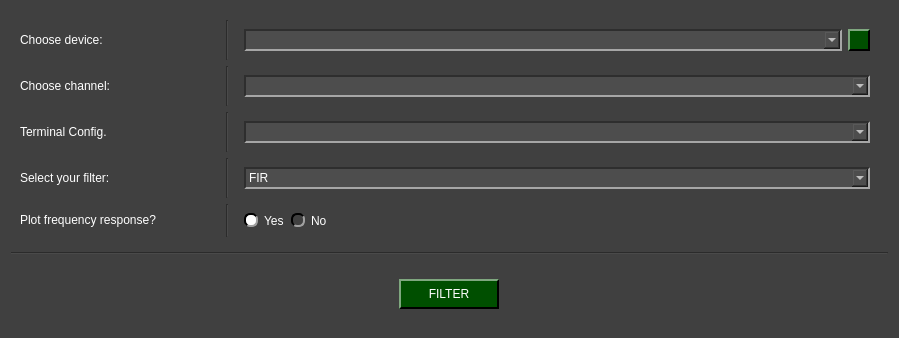
This is pydaq/uis/PYDAQ_Digital_filterss_NIDAQ_widget.ui in viniciusfs14/pydaq-1 as Qt 5 draws it before an edit. The edited form follows.
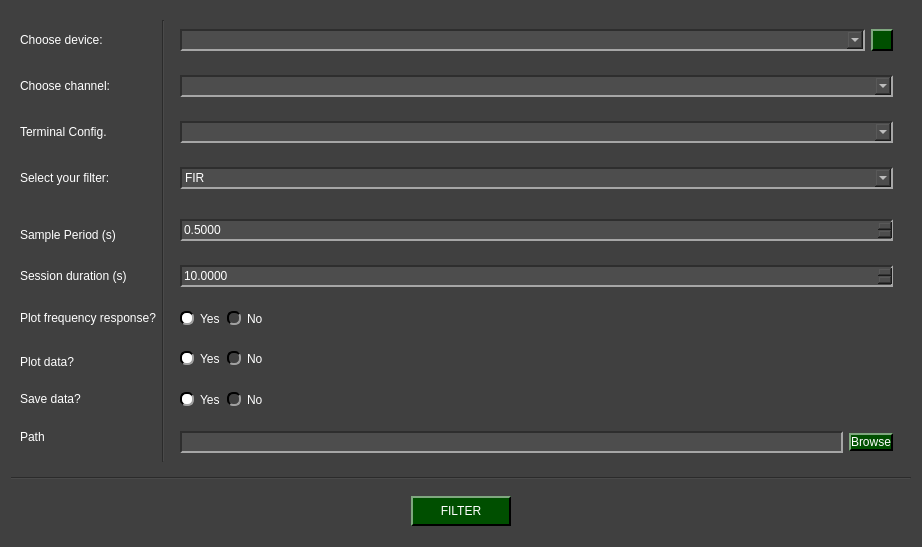
This is the edited form. Icons and pictures are not drawn.

```diff
--- a/pydaq/uis/PYDAQ_Digital_filterss_NIDAQ_widget.ui
+++ b/pydaq/uis/PYDAQ_Digital_filterss_NIDAQ_widget.ui
@@ -6,8 +6,8 @@
    <rect>
     <x>0</x>
     <y>0</y>
-    <width>899</width>
-    <height>338</height>
+    <width>922</width>
+    <height>547</height>
    </rect>
   </property>
   <property name="windowTitle">
@@ -256,10 +256,187 @@
 </string>
   </property>
   <layout class="QGridLayout" name="gridLayout">
+   <item row="5" column="0">
+    <widget class="QWidget" name="widget_6" native="true">
+     <layout class="QGridLayout" name="gridLayout_7">
+      <item row="0" column="0">
+       <widget class="QPushButton" name="filter_button">
+        <property name="minimumSize">
+         <size>
+          <width>0</width>
+          <height>30</height>
+         </size>
+        </property>
+        <property name="maximumSize">
+         <size>
+          <width>100</width>
+          <height>30</height>
+         </size>
+        </property>
+        <property name="text">
+         <string>FILTER</string>
+        </property>
+       </widget>
+      </item>
+     </layout>
+    </widget>
+   </item>
+   <item row="4" column="0">
+    <widget class="Line" name="line">
+     <property name="orientation">
+      <enum>Qt::Horizontal</enum>
+     </property>
+    </widget>
+   </item>
    <item row="3" column="0">
     <widget class="QWidget" name="left_side" native="true">
      <layout class="QGridLayout" name="gridLayout_2">
-      <item row="4" column="2" alignment="Qt::AlignLeft">
+      <item row="3" column="0">
+       <widget class="QLabel" name="label_4">
+        <property name="minimumSize">
+         <size>
+          <width>0</width>
+          <height>30</height>
+         </size>
+        </property>
+        <property name="maximumSize">
+         <size>
+          <width>16777215</width>
+          <height>30</height>
+         </size>
+        </property>
+        <property name="text">
+         <string>Select your filter:</string>
+        </property>
+       </widget>
+      </item>
+      <item row="1" column="2">
+       <widget class="QWidget" name="widget_2" native="true">
+        <layout class="QGridLayout" name="gridLayout_4">
+         <item row="0" column="0">
+          <widget class="QComboBox" name="channel_combo">
+           <property name="minimumSize">
+            <size>
+             <width>0</width>
+             <height>22</height>
+            </size>
+           </property>
+           <property name="maximumSize">
+            <size>
+             <width>16777215</width>
+             <height>22</height>
+            </size>
+           </property>
+          </widget>
+         </item>
+        </layout>
+       </widget>
+      </item>
+      <item row="7" column="2">
+       <widget class="QWidget" name="widget_8" native="true">
+        <layout class="QGridLayout" name="gridLayout_9">
+         <item row="0" column="0">
+          <widget class="QDoubleSpinBox" name="session_line">
+           <property name="minimumSize">
+            <size>
+             <width>0</width>
+             <height>22</height>
+            </size>
+           </property>
+           <property name="maximumSize">
+            <size>
+             <width>16777215</width>
+             <height>22</height>
+            </size>
+           </property>
+           <property name="decimals">
+            <number>4</number>
+           </property>
+           <property name="singleStep">
+            <double>0.010000000000000</double>
+           </property>
+           <property name="stepType">
+            <enum>QAbstractSpinBox::AdaptiveDecimalStepType</enum>
+           </property>
+           <property name="value">
+            <double>10.000000000000000</double>
+           </property>
+          </widget>
+         </item>
+        </layout>
+       </widget>
+      </item>
+      <item row="0" column="2">
+       <widget class="QWidget" name="widget" native="true">
+        <layout class="QGridLayout" name="gridLayout_3">
+         <item row="0" column="1">
+          <widget class="QPushButton" name="reload_devices">
+           <property name="minimumSize">
+            <size>
+             <width>22</width>
+             <height>22</height>
+            </size>
+           </property>
+           <property name="maximumSize">
+            <size>
+             <width>22</width>
+             <height>22</height>
+            </size>
+           </property>
+           <property name="text">
+            <string/>
+           </property>
+          </widget>
+         </item>
+         <item row="0" column="0">
+          <widget class="QComboBox" name="device_combo">
+           <property name="minimumSize">
+            <size>
+             <width>0</width>
+             <height>22</height>
+            </size>
+           </property>
+           <property name="maximumSize">
+            <size>
+             <width>16777215</width>
+             <height>22</height>
+            </size>
+           </property>
+          </widget>
+         </item>
+        </layout>
+       </widget>
+      </item>
+      <item row="9" column="2" rowspan="2" alignment="Qt::AlignLeft">
+       <widget class="QWidget" name="widget_9" native="true">
+        <layout class="QHBoxLayout" name="horizontalLayout_2">
+         <item>
+          <widget class="QRadioButton" name="yes_plot">
+           <property name="text">
+            <string>Yes</string>
+           </property>
+           <property name="checked">
+            <bool>true</bool>
+           </property>
+           <attribute name="buttonGroup">
+            <string notr="true">ratio_plot</string>
+           </attribute>
+          </widget>
+         </item>
+         <item>
+          <widget class="QRadioButton" name="no_plot">
+           <property name="text">
+            <string>No</string>
+           </property>
+           <attribute name="buttonGroup">
+            <string notr="true">ratio_plot</string>
+           </attribute>
+          </widget>
+         </item>
+        </layout>
+       </widget>
+      </item>
+      <item row="8" column="2" alignment="Qt::AlignLeft">
        <widget class="QWidget" name="widget_5" native="true">
         <layout class="QHBoxLayout" name="horizontalLayout">
          <item>
@@ -288,7 +465,198 @@
         </layout>
        </widget>
       </item>
-      <item row="4" column="0">
+      <item row="5" column="2" rowspan="2">
+       <widget class="QWidget" name="widget_7" native="true">
+        <layout class="QGridLayout" name="gridLayout_8">
+         <item row="0" column="0">
+          <widget class="QDoubleSpinBox" name="sample_line">
+           <property name="minimumSize">
+            <size>
+             <width>0</width>
+             <height>22</height>
+            </size>
+           </property>
+           <property name="maximumSize">
+            <size>
+             <width>16777215</width>
+             <height>22</height>
+            </size>
+           </property>
+           <property name="decimals">
+            <number>4</number>
+           </property>
+           <property name="singleStep">
+            <double>0.010000000000000</double>
+           </property>
+           <property name="stepType">
+            <enum>QAbstractSpinBox::AdaptiveDecimalStepType</enum>
+           </property>
+           <property name="value">
+            <double>0.500000000000000</double>
+           </property>
+          </widget>
+         </item>
+        </layout>
+       </widget>
+      </item>
+      <item row="12" column="0">
+       <widget class="QLabel" name="label_10">
+        <property name="minimumSize">
+         <size>
+          <width>0</width>
+          <height>30</height>
+         </size>
+        </property>
+        <property name="maximumSize">
+         <size>
+          <width>16777215</width>
+          <height>30</height>
+         </size>
+        </property>
+        <property name="text">
+         <string>Path</string>
+        </property>
+       </widget>
+      </item>
+      <item row="0" column="0">
+       <widget class="QLabel" name="label">
+        <property name="minimumSize">
+         <size>
+          <width>0</width>
+          <height>30</height>
+         </size>
+        </property>
+        <property name="maximumSize">
+         <size>
+          <width>200</width>
+          <height>30</height>
+         </size>
+        </property>
+        <property name="text">
+         <string>Choose device:</string>
+        </property>
+       </widget>
+      </item>
+      <item row="12" column="2" rowspan="2">
+       <widget class="QWidget" name="widget_11" native="true">
+        <layout class="QHBoxLayout" name="horizontalLayout_4">
+         <item>
+          <widget class="QLineEdit" name="path_line">
+           <property name="minimumSize">
+            <size>
+             <width>0</width>
+             <height>22</height>
+            </size>
+           </property>
+          </widget>
+         </item>
+         <item>
+          <widget class="QPushButton" name="browse_button">
+           <property name="text">
+            <string>Browse</string>
+           </property>
+          </widget>
+         </item>
+        </layout>
+       </widget>
+      </item>
+      <item row="2" column="2">
+       <widget class="QWidget" name="widget_3" native="true">
+        <layout class="QGridLayout" name="gridLayout_5">
+         <item row="0" column="0">
+          <widget class="QComboBox" name="terminal_combo">
+           <property name="minimumSize">
+            <size>
+             <width>0</width>
+             <height>22</height>
+            </size>
+           </property>
+           <property name="maximumSize">
+            <size>
+             <width>16777215</width>
+             <height>22</height>
+            </size>
+           </property>
+          </widget>
+         </item>
+        </layout>
+       </widget>
+      </item>
+      <item row="11" column="2" alignment="Qt::AlignLeft">
+       <widget class="QWidget" name="widget_10" native="true">
+        <layout class="QHBoxLayout" name="horizontalLayout_3">
+         <item>
+          <widget class="QRadioButton" name="yes_save">
+           <property name="text">
+            <string>Yes</string>
+           </property>
+           <property name="checked">
+            <bool>true</bool>
+           </property>
+           <attribute name="buttonGroup">
+            <string notr="true">ratio_save</string>
+           </attribute>
+          </widget>
+         </item>
+         <item>
+          <widget class="QRadioButton" name="no_save">
+           <property name="text">
+            <string>No</string>
+           </property>
+           <attribute name="buttonGroup">
+            <string notr="true">ratio_save</string>
+           </attribute>
+          </widget>
+         </item>
+        </layout>
+       </widget>
+      </item>
+      <item row="0" column="1" rowspan="14">
+       <widget class="Line" name="line_7">
+        <property name="orientation">
+         <enum>Qt::Vertical</enum>
+        </property>
+       </widget>
+      </item>
+      <item row="11" column="0">
+       <widget class="QLabel" name="label_9">
+        <property name="minimumSize">
+         <size>
+          <width>0</width>
+          <height>30</height>
+         </size>
+        </property>
+        <property name="maximumSize">
+         <size>
+          <width>16777215</width>
+          <height>30</height>
+         </size>
+        </property>
+        <property name="text">
+         <string>Save data?</string>
+        </property>
+       </widget>
+      </item>
+      <item row="10" column="0">
+       <widget class="QLabel" name="label_8">
+        <property name="minimumSize">
+         <size>
+          <width>0</width>
+          <height>30</height>
+         </size>
+        </property>
+        <property name="maximumSize">
+         <size>
+          <width>16777215</width>
+          <height>30</height>
+         </size>
+        </property>
+        <property name="text">
+         <string>Plot data?</string>
+        </property>
+       </widget>
+      </item>
+      <item row="8" column="0">
        <widget class="QLabel" name="label_5">
         <property name="minimumSize">
          <size>
@@ -345,8 +713,8 @@
         </property>
        </widget>
       </item>
-      <item row="0" column="0">
-       <widget class="QLabel" name="label">
+      <item row="7" column="0">
+       <widget class="QLabel" name="label_7">
         <property name="minimumSize">
          <size>
           <width>0</width>
@@ -355,12 +723,12 @@
         </property>
         <property name="maximumSize">
          <size>
-          <width>200</width>
+          <width>16777215</width>
           <height>30</height>
          </size>
         </property>
         <property name="text">
-         <string>Choose device:</string>
+         <string>Session duration (s)</string>
         </property>
        </widget>
       </item>
@@ -396,71 +764,8 @@
         </layout>
        </widget>
       </item>
-      <item row="0" column="2">
-       <widget class="QWidget" name="widget" native="true">
-        <layout class="QGridLayout" name="gridLayout_3">
-         <item row="0" column="1">
-          <widget class="QPushButton" name="reload_devices">
-           <property name="minimumSize">
-            <size>
-             <width>22</width>
-             <height>22</height>
-            </size>
-           </property>
-           <property name="maximumSize">
-            <size>
-             <width>22</width>
-             <height>22</height>
-            </size>
-           </property>
-           <property name="text">
-            <string/>
-           </property>
-          </widget>
-         </item>
-         <item row="0" column="0">
-          <widget class="QComboBox" name="device_combo">
-           <property name="minimumSize">
-            <size>
-             <width>0</width>
-             <height>22</height>
-            </size>
-           </property>
-           <property name="maximumSize">
-            <size>
-             <width>16777215</width>
-             <height>22</height>
-            </size>
-           </property>
-          </widget>
-         </item>
-        </layout>
-       </widget>
-      </item>
-      <item row="2" column="2">
-       <widget class="QWidget" name="widget_3" native="true">
-        <layout class="QGridLayout" name="gridLayout_5">
-         <item row="0" column="0">
-          <widget class="QComboBox" name="terminal_combo">
-           <property name="minimumSize">
-            <size>
-             <width>0</width>
-             <height>22</height>
-            </size>
-           </property>
-           <property name="maximumSize">
-            <size>
-             <width>16777215</width>
-             <height>22</height>
-            </size>
-           </property>
-          </widget>
-         </item>
-        </layout>
-       </widget>
-      </item>
-      <item row="3" column="0">
-       <widget class="QLabel" name="label_4">
+      <item row="6" column="0">
+       <widget class="QLabel" name="label_6">
         <property name="minimumSize">
          <size>
           <width>0</width>
@@ -474,96 +779,7 @@
          </size>
         </property>
         <property name="text">
-         <string>Select your filter:</string>
-        </property>
-       </widget>
-      </item>
-      <item row="1" column="2">
-       <widget class="QWidget" name="widget_2" native="true">
-        <layout class="QGridLayout" name="gridLayout_4">
-         <item row="0" column="0">
-          <widget class="QComboBox" name="channel_combo">
-           <property name="minimumSize">
-            <size>
-             <width>0</width>
-             <height>22</height>
-            </size>
-           </property>
-           <property name="maximumSize">
-            <size>
-             <width>16777215</width>
-             <height>22</height>
-            </size>
-           </property>
-          </widget>
-         </item>
-        </layout>
-       </widget>
-      </item>
-      <item row="1" column="1">
-       <widget class="Line" name="line_2">
-        <property name="orientation">
-         <enum>Qt::Vertical</enum>
-        </property>
-       </widget>
-      </item>
-      <item row="2" column="1">
-       <widget class="Line" name="line_3">
-        <property name="orientation">
-         <enum>Qt::Vertical</enum>
-        </property>
-       </widget>
-      </item>
-      <item row="3" column="1">
-       <widget class="Line" name="line_4">
-        <property name="orientation">
-         <enum>Qt::Vertical</enum>
-        </property>
-       </widget>
-      </item>
-      <item row="4" column="1">
-       <widget class="Line" name="line_5">
-        <property name="orientation">
-         <enum>Qt::Vertical</enum>
-        </property>
-       </widget>
-      </item>
-      <item row="0" column="1">
-       <widget class="Line" name="line_6">
-        <property name="orientation">
-         <enum>Qt::Vertical</enum>
-        </property>
-       </widget>
-      </item>
-     </layout>
-    </widget>
-   </item>
-   <item row="4" column="0">
-    <widget class="Line" name="line">
-     <property name="orientation">
-      <enum>Qt::Horizontal</enum>
-     </property>
-    </widget>
-   </item>
-   <item row="5" column="0">
-    <widget class="QWidget" name="widget_6" native="true">
-     <layout class="QGridLayout" name="gridLayout_7">
-      <item row="0" column="0">
-       <widget class="QPushButton" name="pushButton">
-        <property name="minimumSize">
-         <size>
-          <width>0</width>
-          <height>30</height>
-         </size>
-        </property>
-        <property name="maximumSize">
-         <size>
-          <width>100</width>
-          <height>30</height>
-         </size>
-        </property>
-        <property name="text">
-         <string>FILTER</string>
+         <string>Sample Period (s)</string>
         </property>
        </widget>
       </item>
```
Left out of the diff: 2 changed lines with no effect on the pictures.
